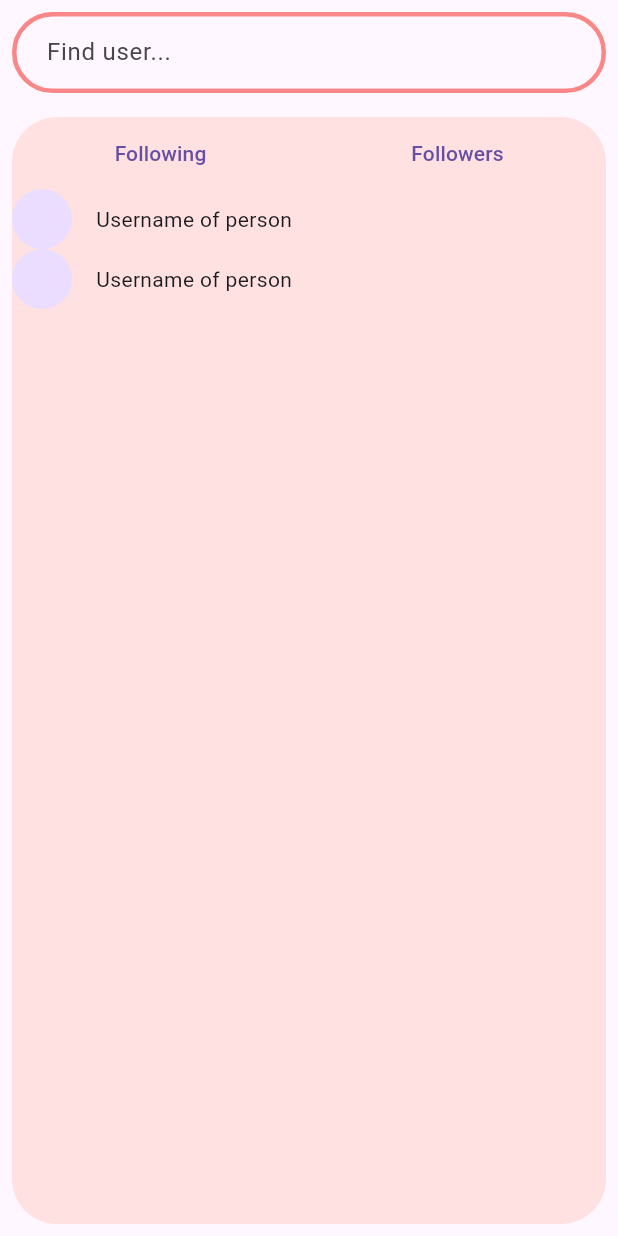
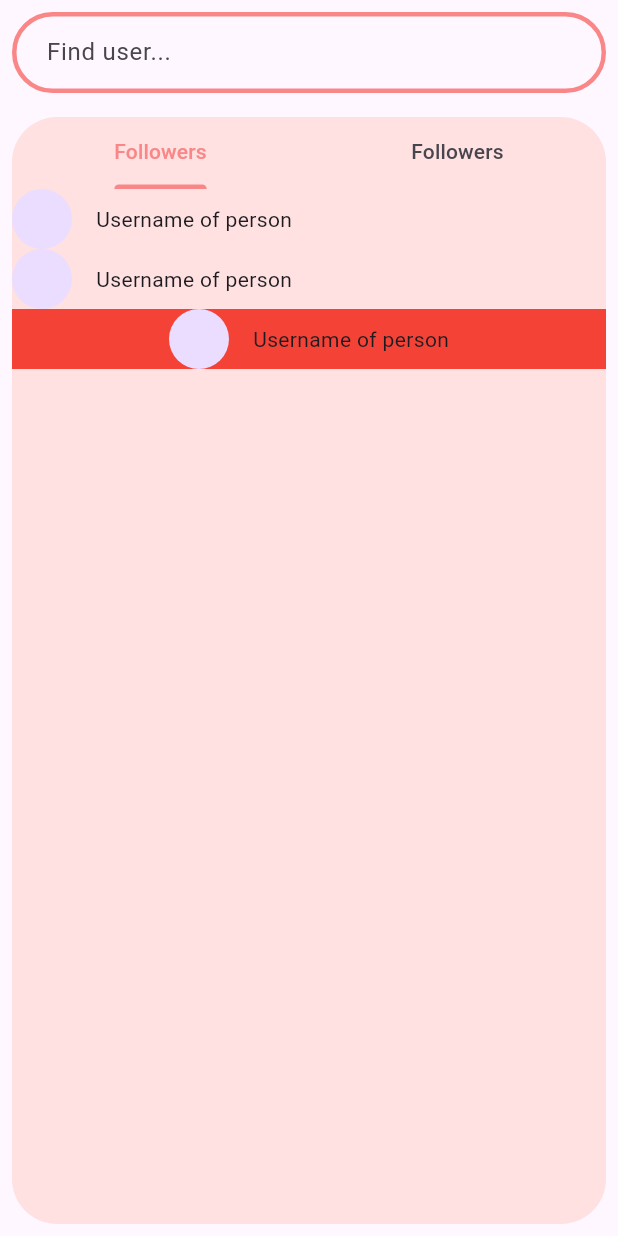
Before and after one commit to VladiPav/diplomna-rabota, a Flutter app: the FollowingScreen screen opened by its route, on a phone screen of 412 x 824 dp. Run offline on Flutter 3.47's test engine with Material 2 defaults, Android fonts, the phone set to English and light mode, and no system bars; our stand-ins replace dio, firebase_auth, firebase_core, flutter_dotenv, flutter_riverpod, flutter_spinkit and 1 more; accounts and stored records are empty.

Commit message:
Progress on following page

```diff
--- /dev/null
+++ b/frontend/list_app/lib/presentation/views/screens/following_screen/following_controller.dart
@@ -0,0 +1,4 @@
+import 'package:flutter/material.dart';
+import 'package:flutter_riverpod/flutter_riverpod.dart';
+
+final tabBarIndexProvider = StateProvider((ref) => 0);
--- a/frontend/list_app/lib/presentation/views/screens/following_screen/following_screen.dart
+++ b/frontend/list_app/lib/presentation/views/screens/following_screen/following_screen.dart
@@ -40,7 +40,9 @@ class FollowingScreen extends ConsumerWidget {
 
   @override
   Widget build(BuildContext context, WidgetRef ref) {
-    return Scaffold(
+    return DefaultTabController(
+      length: 2,
+      child: Scaffold(
         body: SafeArea(
           child: Column(
             children: [
@@ -71,31 +73,49 @@ class FollowingScreen extends ConsumerWidget {
                       borderRadius: BorderRadius.circular(30),
                       color: accentColor,
                     ),
-                  child: ListView.builder(
-                    itemCount: data == null ? 0 : data.length,
-                    itemBuilder: (BuildContext context, int index) {
-                      if (index == 0) {
-                        // return the header
-                        return Row(
+                    child: Column(
                       children: [
+                        TabBar(
+                          tabs: [
+                            Tab(
+                              child: Container(
+                                child: Text(
+                                  'Followers',
+                                ),
+                              ),
+                            ),
+                            Tab(
+                              child: Text(
+                                'Followers',
+                              ),
+                            ),
+                          ],
+                          overlayColor: MaterialStateProperty.all<Color>(
+                            Colors.transparent,
+                          ),
+                          indicatorColor: primaryColor,
+                          dividerColor: accentColor,
+                          labelColor: primaryColor,
+                        ),
                         Expanded(
-                                child: TextButton(
-                              onPressed: () => {},
-                              child: Text('Following'),
-                            )),
-                            Expanded(
-                                child: TextButton(
-                              onPressed: () => {},
-                              child: Text('Followers'),
-                            ))
+                          child: TabBarView(
+                            children: [
+                              ListView.builder(
+                                itemCount: data.length ?? 0,
+                                itemBuilder: (context, index) {
+                                  return data[index];
+                                },
+                              ),
+                              ListView.builder(
+                                itemCount: data.length ?? 0,
+                                itemBuilder: (context, index) {
+                                  return data[index];
+                                },
+                              )
                             ],
-                        );
-                      }
-                      index -= 1;
-                      // return row
-                      var row = data[index];
-                      return row;
-                    },
+                          ),
+                        ),
+                      ],
                     ),
                   ),
                 ),
@@ -103,6 +123,7 @@ class FollowingScreen extends ConsumerWidget {
             ],
           ),
         ),
+      ),
     );
   }
 }
--- a/frontend/list_app/lib/presentation/views/screens/login_screen/login_screen.dart
+++ b/frontend/list_app/lib/presentation/views/screens/login_screen/login_screen.dart
@@ -10,19 +10,17 @@ class LoginScreen extends ConsumerWidget {
   const LoginScreen({Key? key}) : super(key: key);
 
   @override
-  Widget build(BuildContext context, WidgetRef ref) {
-    return Scaffold(
+  Widget build(BuildContext context, WidgetRef ref) => Scaffold(
       body: SafeArea(
         child: Center(
           child: SingleChildScrollView(
             child: Column(
-              crossAxisAlignment: CrossAxisAlignment.center,
               children: [
                 const Padding(
                   padding: EdgeInsets.all(10),
                 ),
                 const Text(
-                  "ListApp",
+                  'ListApp',
                   style: TextStyle(
                     fontSize: 50,
                   ),
@@ -45,14 +43,14 @@ class LoginScreen extends ConsumerWidget {
                 const Padding(
                   padding: EdgeInsets.all(10),
                 ),
-                LoginButton(),
+                const LoginButton(),
                 const Padding(
                   padding: EdgeInsets.only(top: 20),
                 ),
                 const Text("Don't have an account?"),
                 InkWell(
                   child: const Text(
-                    "Register",
+                    'Register',
                     style: TextStyle(
                         color: primaryColor, fontWeight: FontWeight.w600),
                   ),
@@ -65,5 +63,4 @@ class LoginScreen extends ConsumerWidget {
         ),
       ),
     );
-  }
 }
```
Also changed, not shown: frontend/list_app/lib/presentation/views/screens/following_screen/following_provider.dart (added), frontend/list_app/pubspec.lock, 2 other files. Lines whose indentation alone changed are shown as unchanged.
